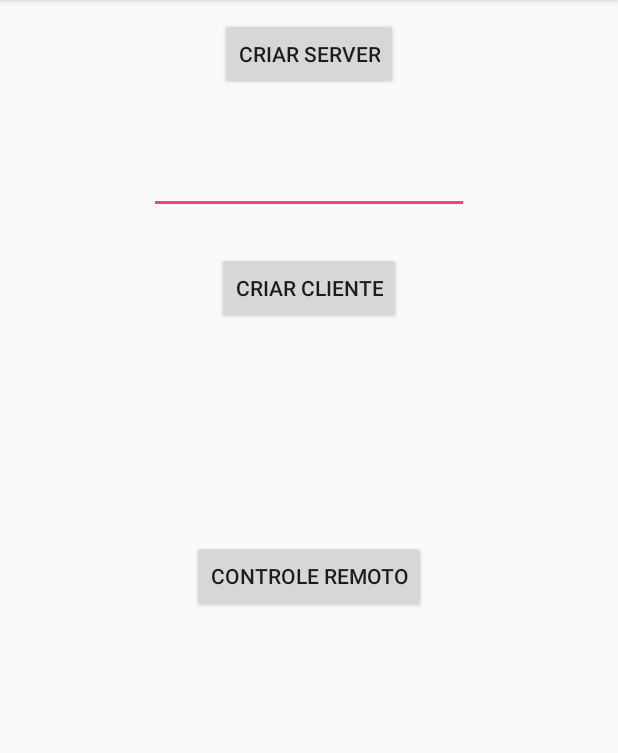
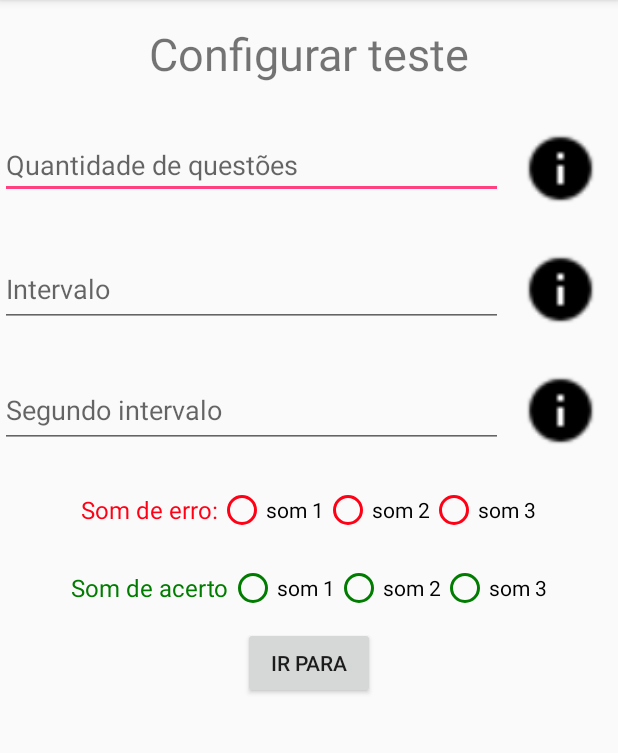
Before and after one commit to DanielSoaresRocha/AplicacaoClienteServidor, an Android app: the screen it shows after launch (MainActivity before the commit, ConfigurarTeste after it), on a phone screen of 412 x 824 dp, the part 84-837 px from its top. Run offline under Robolectric (Android 15) with nearby library versions, the phone set to English and light mode, and no system bars.

Commit message:
Comunicação iniciada por objeto, Layouth configurar teste Adicionado

```diff
--- a/novaTentativa/app/src/main/AndroidManifest.xml
+++ b/novaTentativa/app/src/main/AndroidManifest.xml
@@ -16,14 +16,16 @@
         android:supportsRtl="true"
         android:theme="@style/AppTheme">
         <activity android:name=".MainActivity">
+        </activity>
+        <activity android:name=".Jogar" />
+        <activity android:name=".ControleRemoto" />
+        <activity android:name=".ConfigurarTeste">
             <intent-filter>
                 <action android:name="android.intent.action.MAIN" />
 
                 <category android:name="android.intent.category.LAUNCHER" />
             </intent-filter>
         </activity>
-        <activity android:name=".Jogar" />
-        <activity android:name=".ControleRemoto"></activity>
     </application>
 
 </manifest>
--- a/novaTentativa/app/src/main/java/com/example/bolsista/novatentativa/Cliente.java
+++ b/novaTentativa/app/src/main/java/com/example/bolsista/novatentativa/Cliente.java
@@ -56,6 +56,7 @@ public class Cliente {
                 try {
                     leitor = new ObjectInputStream(cliente.getInputStream());
                     Log.i("OBJETO","Criou input do CLIENTE");
+                    receberObjeto();
 
                     while (true){
                         String mensagem = leitor.readUTF(); ///******
@@ -90,6 +91,18 @@ public class Cliente {
         }
     }
 
+    private void receberObjeto() {
+        try {
+            Mensagem m = (Mensagem) leitor.readObject();
+            Log.i("OBJETO","MENSAGEM RECEBIDA DO SERVIDOR = ");
+            Log.i("OBJETO","mensagem = "+ m.getMensagem());
+            Log.i("OBJETO","vetor = "+ m.getImagens().toString());
+        } catch (IOException e) {
+            e.printStackTrace();
+        } catch (ClassNotFoundException e) {
+            e.printStackTrace();
+        }
+    }
 
 
     //escrevendo para o servidor - cliente Padrão
@@ -161,7 +174,6 @@ public class Cliente {
             });
 
             imgAtual = msg;
-
     }
 
     private void ativarBotao() {
--- /dev/null
+++ b/novaTentativa/app/src/main/java/com/example/bolsista/novatentativa/ConfigurarTeste.java
@@ -0,0 +1,86 @@
+package com.example.bolsista.novatentativa;
+
+import android.content.Intent;
+import android.support.v7.app.AppCompatActivity;
+import android.os.Bundle;
+import android.view.View;
+import android.widget.Button;
+import android.widget.EditText;
+import android.widget.ImageView;
+import android.widget.TextView;
+
+public class ConfigurarTeste extends AppCompatActivity {
+    EditText qtdQuestao, intervaloQuestoes, intervalo2;
+    ImageView info1, info2,info3;
+    TextView info1TextView, info2TextView,info3TextView;
+    Button irPara;
+
+    @Override
+    protected void onCreate(Bundle savedInstanceState) {
+        super.onCreate(savedInstanceState);
+        setContentView(R.layout.activity_configurar_teste);
+
+        inicializar();
+        listener();
+
+    }
+
+    private void listener() {
+        info1.setOnClickListener(new View.OnClickListener() {
+            @Override
+            public void onClick(View v) {
+                if(info1TextView.getVisibility() == View.GONE){
+                    info1TextView.setVisibility(View.VISIBLE);
+                }else{
+                    info1TextView.setVisibility(View.GONE);
+                }
+            }
+        });
+
+        info2.setOnClickListener(new View.OnClickListener() {
+            @Override
+            public void onClick(View v) {
+                if(info2TextView.getVisibility() == View.GONE){
+                    info2TextView.setVisibility(View.VISIBLE);
+                }else{
+                    info2TextView.setVisibility(View.GONE);
+                }
+            }
+        });
+
+        info3.setOnClickListener(new View.OnClickListener() {
+            @Override
+            public void onClick(View v) {
+                if(info3TextView.getVisibility() == View.GONE){
+                    info3TextView.setVisibility(View.VISIBLE);
+                }else{
+                    info3TextView.setVisibility(View.GONE);
+                }
+            }
+        });
+
+        irPara.setOnClickListener(new View.OnClickListener() {
+            @Override
+            public void onClick(View v) {
+                Intent i = new Intent(ConfigurarTeste.this,MainActivity.class);
+                startActivity(i);
+            }
+        });
+    }
+
+    private void inicializar() {
+        qtdQuestao = findViewById(R.id.qtdQuestao);
+        intervaloQuestoes = findViewById(R.id.intervaloQuestoes);
+        intervalo2 = findViewById(R.id.intervalo2);
+
+        info1 = findViewById(R.id.info1);
+        info2 = findViewById(R.id.info2);
+        info3 = findViewById(R.id.info3);
+
+        info1TextView = findViewById(R.id.info1TextView);
+        info2TextView = findViewById(R.id.info2TextView);
+        info3TextView = findViewById(R.id.info3TextView);
+
+        irPara = findViewById(R.id.irPara);
+    }
+}
--- a/novaTentativa/app/src/main/java/com/example/bolsista/novatentativa/GerenciadorDeClientes.java
+++ b/novaTentativa/app/src/main/java/com/example/bolsista/novatentativa/GerenciadorDeClientes.java
@@ -56,7 +56,7 @@ public class GerenciadorDeClientes extends Thread{
 
             String msg;
             imgAtual = "1"; //////////////////DESTAQUE
-
+            enviarObjeto();
 
             while (true){
                 msg = leitor.readUTF();
@@ -88,6 +88,19 @@ public class GerenciadorDeClientes extends Thread{
 
         }catch (IOException e){
             Log.i("COMUNICACAO", "ERRO = "+ e.getMessage());
+        }
+    }
+
+    private void enviarObjeto() {
+        int vetor[] = {3,4,5};
+        Mensagem mensagem = new Mensagem(vetor);
+        try {
+            mensagem.setMensagem("Aqui está uma mensagem");
+            escritor.writeObject(mensagem);
+            escritor.flush();
+            Log.i("OBJETO","MENSAGEM ENVIADA PARA O CLIENTE");
+        } catch (IOException e) {
+            Log.i("ERRO","ERRO AO ENVIAR OBJETO" + e.getMessage());
         }
     }
 
--- /dev/null
+++ b/novaTentativa/app/src/main/java/com/example/bolsista/novatentativa/Mensagem.java
@@ -0,0 +1,31 @@
+package com.example.bolsista.novatentativa;
+
+
+import java.io.Serializable;
+
+public class Mensagem implements Serializable{
+    //private static final long serialVersionUID = 1L;
+    private int imagens[];
+    private String mensagem;
+
+
+    public Mensagem(int imagens[]){
+            this.imagens = imagens;
+    }
+
+    public int[] getImagens() {
+        return imagens;
+    }
+
+    public void setImagens(int imagens[]) {
+        this.imagens = imagens;
+    }
+
+    public String getMensagem() {
+        return mensagem;
+    }
+
+    public void setMensagem(String mensagem) {
+        this.mensagem = mensagem;
+    }
+}
--- /dev/null
+++ b/novaTentativa/app/src/main/res/layout/activity_configurar_teste.xml
@@ -0,0 +1,192 @@
+<?xml version="1.0" encoding="utf-8"?>
+<ScrollView xmlns:android="http://schemas.android.com/apk/res/android"
+    xmlns:app="http://schemas.android.com/apk/res-auto"
+    android:layout_width="match_parent"
+    android:layout_height="match_parent"
+    android:orientation="vertical"
+    >
+
+    <LinearLayout
+        android:layout_width="match_parent"
+        android:layout_height="match_parent"
+        android:orientation="vertical">
+
+        <TextView
+            android:id="@+id/textView4"
+            android:layout_width="match_parent"
+            android:layout_height="72dp"
+            android:gravity="center"
+            android:text="@string/configurar_teste"
+            android:textSize="30sp" />
+
+        <LinearLayout
+            android:layout_width="match_parent"
+            android:layout_height="wrap_content"
+            android:orientation="horizontal"
+            android:paddingVertical="15sp">
+
+            <EditText
+                android:id="@+id/qtdQuestao"
+                android:layout_width="wrap_content"
+                android:layout_height="wrap_content"
+                android:layout_weight=".70"
+                android:ems="10"
+                android:hint="@string/qtd_de_quest_es"
+                android:inputType="number" />
+
+            <ImageView
+                android:id="@+id/info1"
+                android:layout_width="wrap_content"
+                android:layout_height="50dp"
+                android:layout_weight=".30"
+                app:srcCompat="@drawable/info" />
+
+
+        </LinearLayout>
+
+        <TextView
+            android:id="@+id/info1TextView"
+            style="@style/tamanhoInfo"
+            android:layout_width="match_parent"
+            android:layout_height="wrap_content"
+            android:text="@string/informacao1"
+            android:visibility="gone" />
+
+        <LinearLayout
+            android:layout_width="match_parent"
+            android:layout_height="wrap_content"
+            android:paddingVertical="15sp">
+
+            <EditText
+                android:id="@+id/intervaloQuestoes"
+                android:layout_width="wrap_content"
+                android:layout_height="50dp"
+                android:layout_weight=".70"
+                android:ems="10"
+                android:hint="@string/intervalo"
+                android:inputType="number" />
+
+            <ImageView
+                android:id="@+id/info2"
+                android:layout_width="wrap_content"
+                android:layout_height="50dp"
+                android:layout_weight=".30"
+                app:srcCompat="@drawable/info" />
+
+        </LinearLayout>
+
+        <TextView
+            android:id="@+id/info2TextView"
+            style="@style/tamanhoInfo"
+            android:layout_width="match_parent"
+            android:layout_height="wrap_content"
+            android:text="@string/informacao2"
+            android:visibility="gone" />
+
+        <LinearLayout
+            android:layout_width="match_parent"
+            android:layout_height="wrap_content"
+            android:paddingVertical="15sp">
+
+            <EditText
+                android:id="@+id/intervalo2"
+                android:layout_width="wrap_content"
+                android:layout_height="50dp"
+                android:layout_weight=".70"
+                android:ems="10"
+                android:hint="@string/intervalo2"
+                android:inputType="number" />
+
+            <ImageView
+                android:id="@+id/info3"
+                android:layout_width="wrap_content"
+                android:layout_height="50dp"
+                android:layout_weight=".30"
+                app:srcCompat="@drawable/info" />
+
+        </LinearLayout>
+
+        <TextView
+            android:id="@+id/info3TextView"
+            style="@style/tamanhoInfo"
+            android:layout_width="match_parent"
+            android:layout_height="wrap_content"
+            android:text="@string/informacao3"
+            android:visibility="gone" />
+
+        <RadioGroup
+            android:layout_width="match_parent"
+            android:layout_height="wrap_content"
+            android:orientation="horizontal"
+            android:gravity="center"
+            android:paddingVertical="10sp"
+
+            >
+            <TextView
+                android:layout_width="wrap_content"
+                android:layout_height="wrap_content"
+                android:text="@string/som_de_erro"
+                android:textSize="16sp"
+                android:textColor="@color/vermelhoo"/>
+
+            <RadioButton
+                android:buttonTint="@color/vermelhoo"
+                android:color="@color/verde"
+                android:layout_width="wrap_content"
+                android:layout_height="wrap_content"
+                android:text="@string/som1"
+                />
+            <RadioButton
+                android:buttonTint="@color/vermelhoo"
+                android:layout_width="wrap_content"
+                android:layout_height="wrap_content"
+                android:text="@string/som2"/>
+
+            <RadioButton
+                android:buttonTint="@color/vermelhoo"
+                android:layout_width="wrap_content"
+                android:layout_height="wrap_content"
+                android:text="@string/som3"/>
+        </RadioGroup>
+
+        <RadioGroup
+            android:layout_width="match_parent"
+            android:layout_height="wrap_content"
+            android:orientation="horizontal"
+            android:gravity="center"
+            android:paddingVertical="10sp"
+            >
+            <TextView
+                android:layout_width="wrap_content"
+                android:layout_height="wrap_content"
+                android:text="@string/som_de_acerto"
+                android:textSize="16sp"
+                android:textColor="@color/verde"/>
+
+            <RadioButton
+                android:buttonTint="@color/verde"
+                android:layout_width="wrap_content"
+                android:layout_height="wrap_content"
+                android:text="@string/som1" />
+            <RadioButton
+                android:buttonTint="@color/verde"
+                android:layout_width="wrap_content"
+                android:layout_height="wrap_content"
+                android:text="@string/som2"/>
+
+            <RadioButton
+                android:buttonTint="@color/verde"
+                android:layout_width="wrap_content"
+                android:layout_height="wrap_content"
+                android:text="@string/som3"/>
+        </RadioGroup>
+        <Button
+            android:layout_gravity="center"
+            android:id="@+id/irPara"
+            android:layout_width="wrap_content"
+            android:layout_height="wrap_content"
+            android:text="Ir para"
+            />
+
+    </LinearLayout>
+</ScrollView>
--- a/novaTentativa/app/src/main/res/values/colors.xml
+++ b/novaTentativa/app/src/main/res/values/colors.xml
@@ -3,6 +3,7 @@
     <color name="colorPrimary">#3F51B5</color>
     <color name="colorPrimaryDark">#303F9F</color>
     <color name="colorAccent">#FF4081</color>
-    <color name="verde">#ff0015</color>
+    <color name="verde">#007c00</color>
+    <color name="vermelhoo">#ff0015</color>
 
 </resources>
--- a/novaTentativa/app/src/main/res/values/strings.xml
+++ b/novaTentativa/app/src/main/res/values/strings.xml
@@ -9,4 +9,22 @@
     <string name="controle_inativo">Controle desativado</string>
     <string name="ip_invalido">Insira um IP válido!!!</string>
     <string name="comecar">Pronto para começar</string>
+    <string name="qtd_de_quest_es">Quantidade de questões</string>
+    <string name="informacao1">
+        Este campo dirá quantas questões o cavalo irá responder até o terminar o teste
+    </string>
+    <string name="informacao2">
+        Definir tempo de intervalo entre as questões em que o tablet mestre permanece branco
+    </string>
+    <string name="informacao3">
+        Este é o tempo de aparição das imagens nos escravos após a imagem do mestre ter aparecido
+    </string>
+    <string name="intervalo">Intervalo</string>
+    <string name="intervalo2">Segundo intervalo</string>
+    <string name="configurar_teste">Configurar teste</string>
+    <string name="som1">som 1</string>
+    <string name="som2">som 2</string>
+    <string name="som_de_erro">Som de erro:</string>
+    <string name="som3">som 3</string>
+    <string name="som_de_acerto">Som de acerto</string>
 </resources>
--- a/novaTentativa/app/src/main/res/values/styles.xml
+++ b/novaTentativa/app/src/main/res/values/styles.xml
@@ -17,4 +17,11 @@
 
     <style name="AppTheme.PopupOverlay" parent="ThemeOverlay.AppCompat.Light" />
 
+    <style name="tamanhoInfo">
+        <item name="android:textColor">@color/colorAccent</item>
+        <item name="android:textSize">20sp</item>
+    </style>
+
+
+
 </resources>
```
Also changed, not shown: novaTentativa/app/build.gradle (line endings or trailing spaces), novaTentativa/app/src/main/res/drawable/info.png (added).
